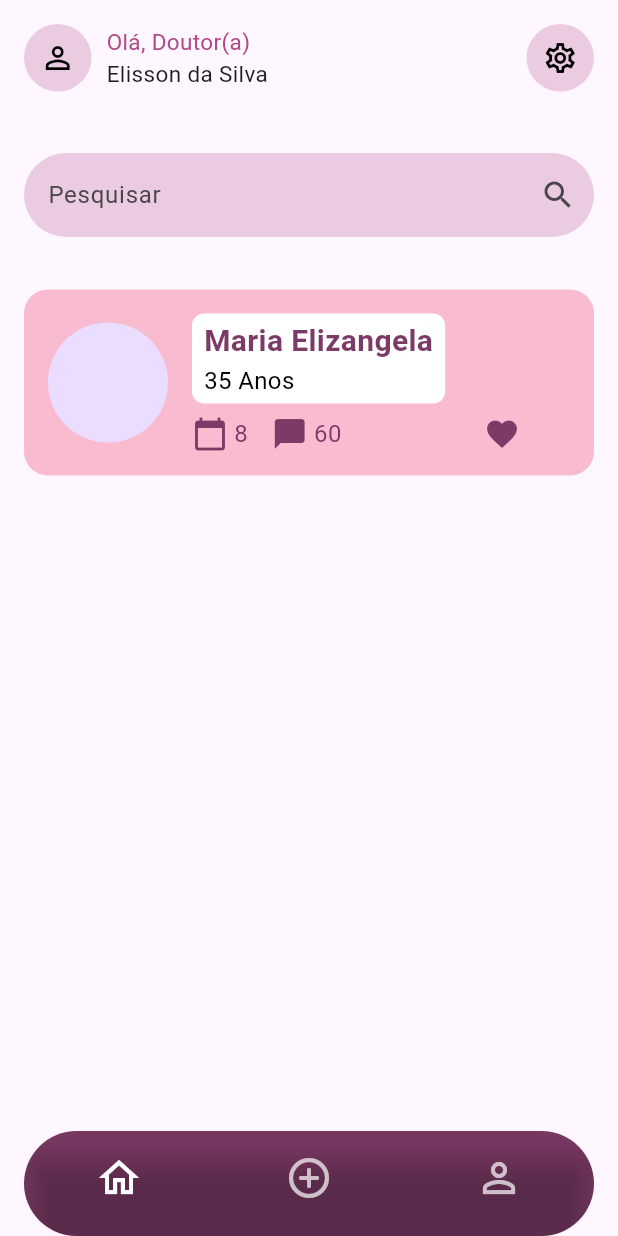
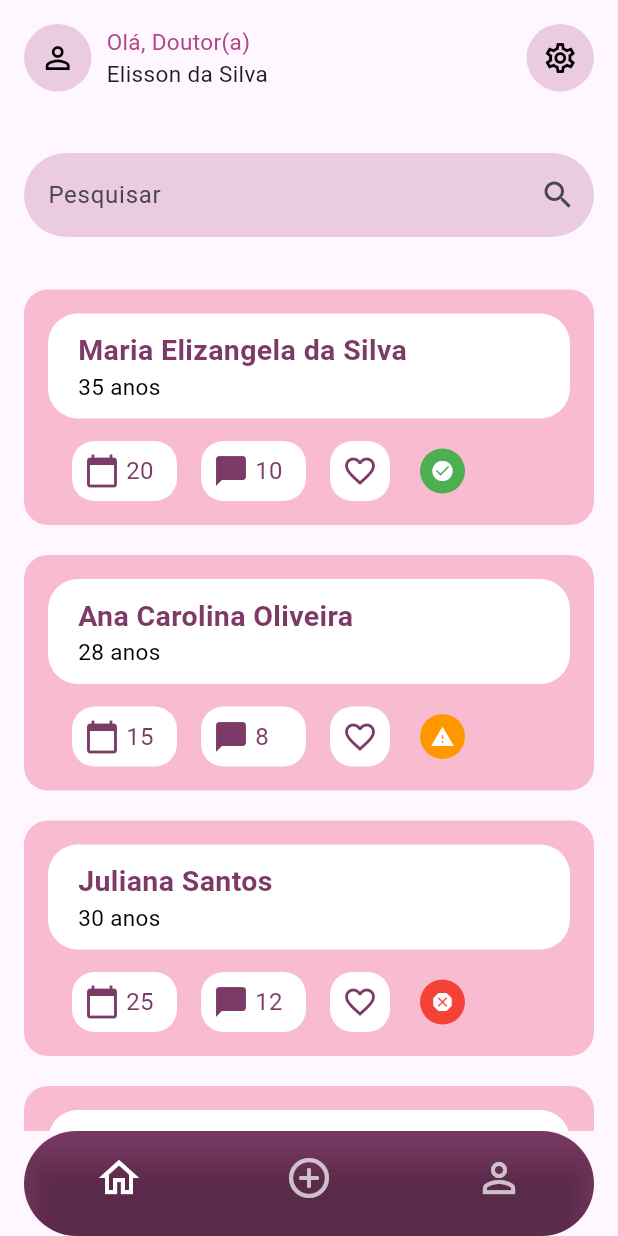
Before and after one commit to nullbyte-tecnology/angels-app, a Flutter app: the screen it shows after launch, on a phone screen of 412 x 824 dp. Run offline on Flutter 3.47's test engine with Material 3 defaults, Android fonts, the phone set to English and light mode, and no system bars; our stand-ins replace device_preview, mask_text_input_formatter.

Commit message:
feat: ajustes na tela de listagem de gestantes

```diff
--- a/angels_app/lib/pages/navbar/gestantes.dart
+++ b/angels_app/lib/pages/navbar/gestantes.dart
@@ -1,10 +1,9 @@
+import 'package:flutter/material.dart';
 import 'package:angels_app/widgets/card_gestante.dart';
-import 'package:flutter/material.dart';
-
 import '../../widgets/barra_pesquisa.dart';
 
 class GestantesPage extends StatefulWidget {
-  const GestantesPage({super.key});
+  const GestantesPage({Key? key}) : super(key: key);
 
   @override
   State<StatefulWidget> createState() {
@@ -74,7 +73,40 @@ class _GestantesPage extends State<GestantesPage> {
               ],
             ),
             const BarraPesquisa(),
-            const CardGestante(),
+            Expanded(
+              child: ListView(
+                children: [
+                  CardGestante(
+                    nome: 'Maria Elizangela da Silva',
+                    idade: 35,
+                    semanas: 20,
+                    quantidadeAcompanhamentos: 10,
+                    risco: "ESTAVEL",
+                  ),
+                  CardGestante(
+                    nome: 'Ana Carolina Oliveira',
+                    idade: 28,
+                    semanas: 15,
+                    quantidadeAcompanhamentos: 8,
+                    risco: "MODERADO",
+                  ),
+                  CardGestante(
+                    nome: 'Juliana Santos',
+                    idade: 30,
+                    semanas: 25,
+                    quantidadeAcompanhamentos: 12,
+                    risco: "ALTO",
+                  ),
+                  CardGestante(
+                    nome: 'Beatriz Almeida',
+                    idade: 32,
+                    semanas: 18,
+                    quantidadeAcompanhamentos: 6,
+                    risco: "ESTAVEL",
+                  ),
+                ],
+              ),
+            ),
           ],
         ),
       ),
--- a/angels_app/lib/widgets/card_gestante.dart
+++ b/angels_app/lib/widgets/card_gestante.dart
@@ -1,10 +1,45 @@
 import 'package:flutter/material.dart';
 
 class CardGestante extends StatelessWidget {
-  const CardGestante({super.key});
+  final String nome;
+  final int idade;
+  final int semanas;
+  final int quantidadeAcompanhamentos;
+  final String risco;
+
+  const CardGestante({
+    required this.nome,
+    required this.idade,
+    required this.semanas,
+    required this.quantidadeAcompanhamentos,
+    required this.risco,
+    Key? key,
+  }) : super(key: key);
 
   @override
   Widget build(BuildContext context) {
+    Color? riscoColor;
+    IconData riscoIcon;
+
+    switch (risco) {
+      case 'ESTAVEL':
+        riscoColor = Colors.green;
+        riscoIcon = Icons.check_circle;
+        break;
+      case 'MODERADO':
+        riscoColor = Colors.orange;
+        riscoIcon = Icons.warning;
+        break;
+      case 'ALTO':
+        riscoColor = Colors.red;
+        riscoIcon = Icons.dangerous;
+        break;
+      default:
+        riscoColor = Colors.grey;
+        riscoIcon = Icons.help;
+        break;
+    }
+
     return Container(
       padding: const EdgeInsets.all(16.0),
       margin: const EdgeInsets.symmetric(horizontal: 16.0, vertical: 10.0),
@@ -14,52 +49,96 @@ class CardGestante extends StatelessWidget {
       ),
       child: Row(
         children: [
-          CircleAvatar(
-            radius: 40,
-          ),
-          const SizedBox(width: 16.0),
-          Column(
+          Expanded(
+            child: Column(
               crossAxisAlignment: CrossAxisAlignment.start,
               children: [
                 Container(
-                padding:
-                    const EdgeInsets.symmetric(horizontal: 8.0, vertical: 4.0),
+                  height: 70,
+                  width: MediaQuery.of(context).size.width * 2,
+                  padding: const EdgeInsets.symmetric(
+                    horizontal: 20.0,
+                    vertical: 4.0,
+                  ),
                   decoration: BoxDecoration(
                     color: Colors.white,
-                  borderRadius: BorderRadius.circular(8.0),
+                    borderRadius: BorderRadius.circular(20.0),
                   ),
                   child: Column(
                     crossAxisAlignment: CrossAxisAlignment.start,
+                    mainAxisAlignment: MainAxisAlignment.center,
                     children: [
                       Text(
-                      'Maria Elizangela',
-                      style: TextStyle(
-                        fontSize: 20.0,
+                        nome,
+                        style: const TextStyle(
+                          fontSize: 19.0,
                           fontWeight: FontWeight.bold,
                           color: Color.fromRGBO(124, 58, 102, 1),
                         ),
                       ),
                       Text(
-                      '35 Anos',
-                      style: TextStyle(
-                        fontSize: 16.0,
+                        "${idade} anos",
+                        style: const TextStyle(
+                          fontSize: 15.0,
                           color: Colors.black,
                         ),
                       ),
                     ],
                   ),
                 ),
-              const SizedBox(height: 8.0),
-              Row(
+                const SizedBox(height: 15.0),
+                Padding(
+                  padding: const EdgeInsets.symmetric(horizontal: 16.0),
+                  child: Row(
                     children: [
-                  IconWithText(icon: Icons.calendar_today, text: '8'),
+                      IconWithText(
+                        icon: Icons.calendar_today,
+                        text: semanas.toString(),
+                        width: 70,
+                      ),
                       const SizedBox(width: 16.0),
-                  IconWithText(icon: Icons.chat_bubble, text: '60'),
-                  const SizedBox(width: 95.0),
-                  Icon(Icons.favorite, color: Color.fromRGBO(124, 58, 102, 1)),
+                      IconWithText(
+                        icon: Icons.chat_bubble,
+                        text: quantidadeAcompanhamentos.toString(),
+                        width: 70,
+                      ),
+                      const SizedBox(width: 16.0),
+                      Container(
+                        width: 40,
+                        height: 40,
+                        decoration: BoxDecoration(
+                          color: Colors.white,
+                          borderRadius: BorderRadius.circular(15.0),
+                        ),
+                        child: IconButton(
+                          icon: const Icon(
+                            Icons.favorite_border,
+                            color: Color.fromRGBO(124, 58, 102, 1),
+                          ),
+                          onPressed: () {},
+                        ),
+                      ),
+                      const SizedBox(width: 20.0),
+                      Container(
+                        width: 30,
+                        height: 30,
+                        decoration: BoxDecoration(
+                          shape: BoxShape.circle,
+                          color: riscoColor,
+                        ),
+                        child: Center(
+                          child: Icon(
+                            riscoIcon,
+                            color: Colors.white,
+                            size: 16.0,
+                          ),
+                        ),
+                      ),
                     ],
                   ),
+                ),
               ],
+            ),
           ),
         ],
       ),
@@ -70,23 +149,44 @@ class CardGestante extends StatelessWidget {
 class IconWithText extends StatelessWidget {
   final IconData icon;
   final String text;
+  final double width;
+  final double height;
 
-  const IconWithText({required this.icon, required this.text, super.key});
+  const IconWithText({
+    required this.icon,
+    required this.text,
+    this.width = 80.0,
+    this.height = 40.0,
+    Key? key,
+  }) : super(key: key);
 
   @override
   Widget build(BuildContext context) {
-    return Row(
+    return Container(
+      width: width,
+      height: height,
+      decoration: BoxDecoration(
+        color: Colors.white,
+        borderRadius: BorderRadius.circular(15.0),
+      ),
+      child: Padding(
+        padding: const EdgeInsets.all(8.0),
+        child: Center(
+          child: Row(
             children: [
               Icon(icon, color: Color.fromRGBO(124, 58, 102, 1)),
               const SizedBox(width: 4.0),
               Text(
                 text,
-          style: TextStyle(
+                style: const TextStyle(
                   fontSize: 16.0,
                   color: Color.fromRGBO(124, 58, 102, 1),
                 ),
               ),
             ],
+          ),
+        ),
+      ),
     );
   }
 }
```
Lines whose indentation alone changed are shown as unchanged.
